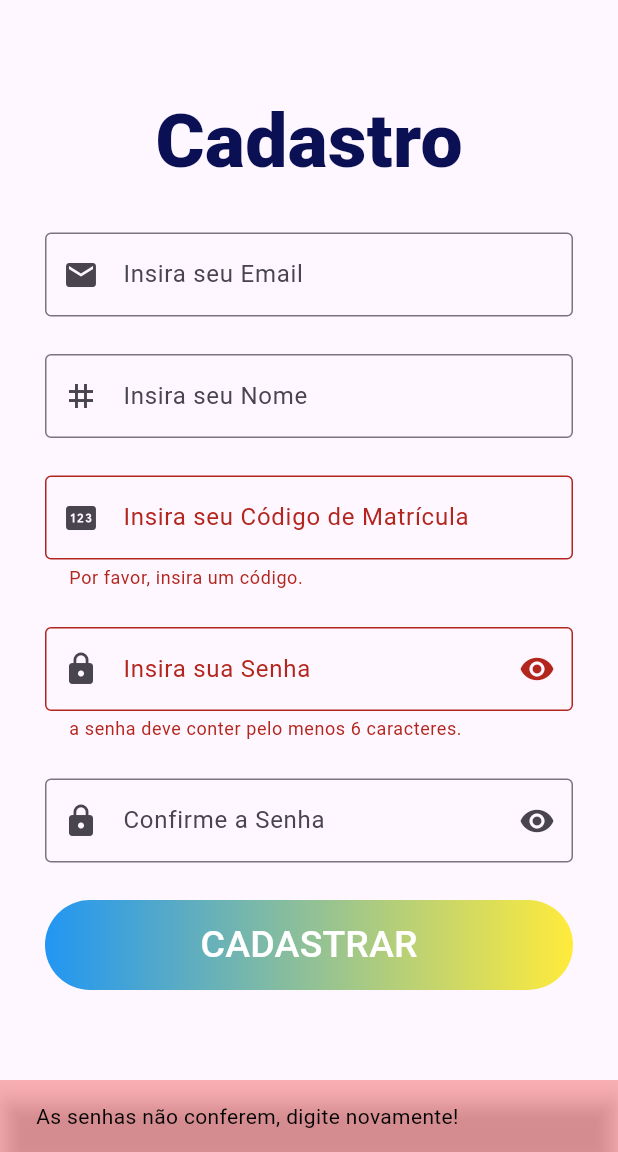
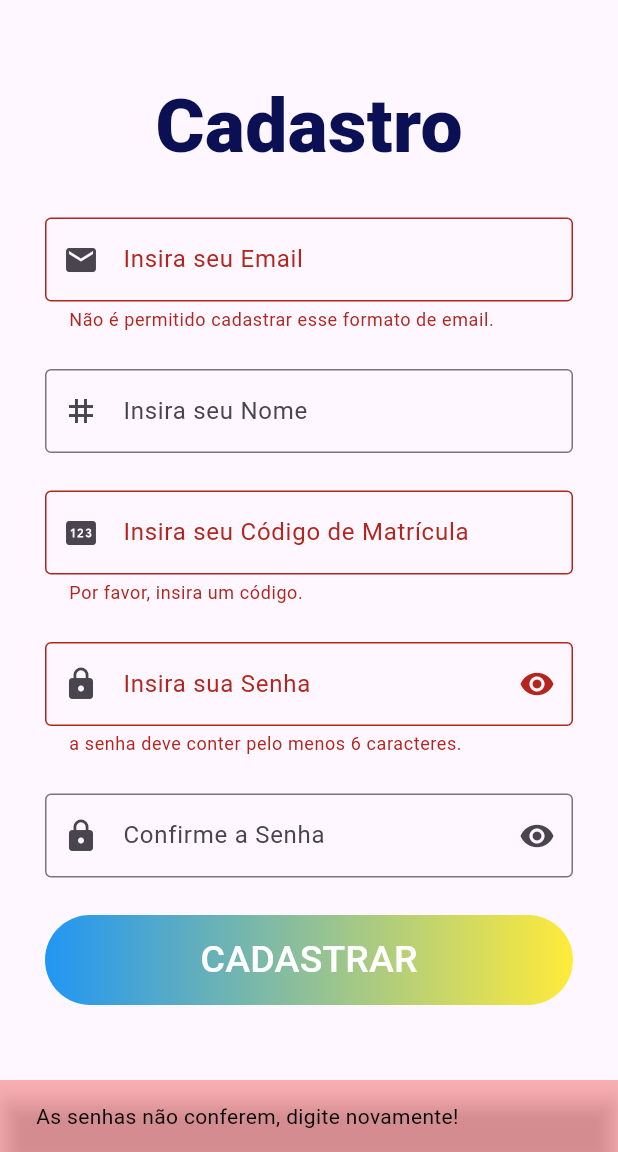
Before and after one commit to Vinigo132/Mobile2_App_Odonto, a Flutter app: the CadastroScreen screen opened by its route, after a tap on "CADASTRAR", on a phone screen of 412 x 824 dp, the part 84-1236 px from its top. Run offline on Flutter 3.47's test engine with Material 3 defaults, Android fonts, the phone set to English and light mode, and no system bars; our stand-ins replace cloud_firestore, device_preview, firebase_auth, firebase_core; accounts and stored records are empty.

Commit message:
update cadastro

```diff
--- a/app_odonto/lib/View/busca_termos.dart
+++ b/app_odonto/lib/View/busca_termos.dart
@@ -149,7 +149,7 @@ class _BuscaTermosState extends State<BuscaTermos> {
                       ),
                     ),
             content: SizedBox(
-              height: 425,
+              height: 450,
               width: 350,
               child: Form(
                 key: formKey,
--- a/app_odonto/lib/View/cadastro.dart
+++ b/app_odonto/lib/View/cadastro.dart
@@ -81,8 +81,8 @@ class  _CadastroScreenState extends State <CadastroScreen> {
                         controller: txtEmail,
                         keyboardType: TextInputType.emailAddress,
                         validator: (value){
-                          if(value!.contains('@unaerp.br')){
-                            return 'Não é permitido cadastrar esse formato de email';
+                          if(!value!.endsWith('@sou.unaerp.edu.br')){
+                            return 'Não é permitido cadastrar esse formato de email.';
                           }
                         },
                         decoration: const InputDecoration(
```
